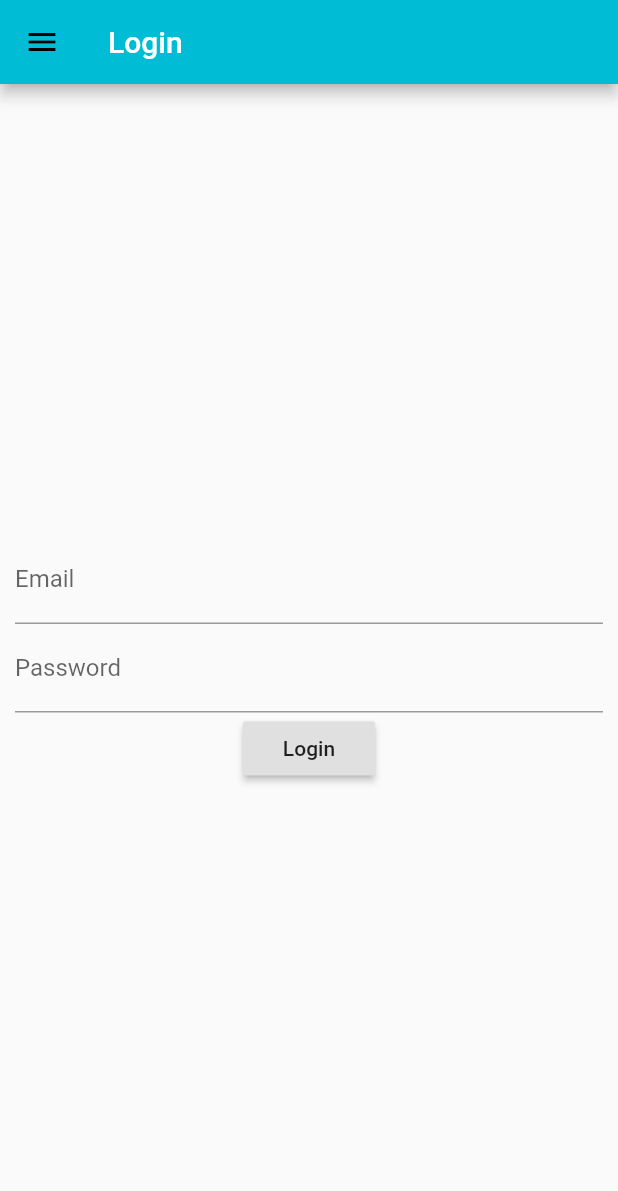
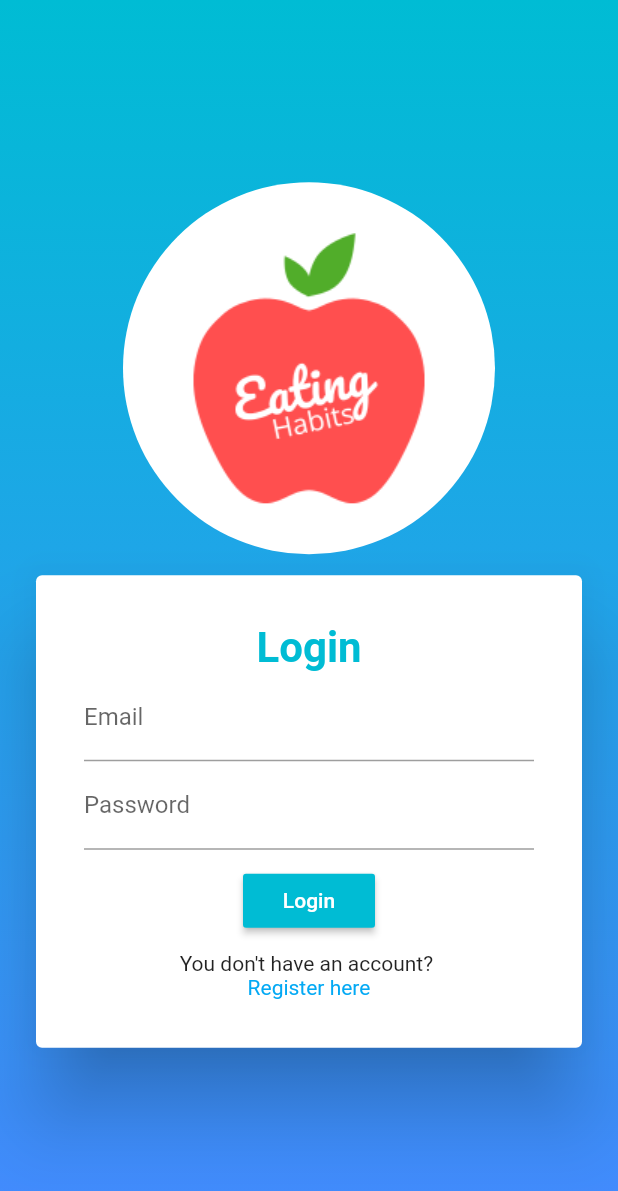
Before and after one commit to snaksa/eating-habits-mobile, a Flutter app: the screen it shows after launch, on a phone screen of 412 x 824 dp. Shown: the top 1191 px of the screen. Run offline on Flutter 3.47's test engine with Material 2 defaults, Android fonts, the phone set to English and light mode, and no system bars; our stand-ins replace charts_flutter, percent_indicator, shared_preferences.

Commit message:
Add login and register screens

```diff
--- a/lib/main.dart
+++ b/lib/main.dart
@@ -1,14 +1,15 @@
 import 'package:eating_habits_mobile/providers/water-povider.dart';
 import 'package:eating_habits_mobile/providers/weight-provider.dart';
+import 'package:eating_habits_mobile/screens/register.dart';
 import 'package:eating_habits_mobile/widgets/forms/water-supply-form.dart';
 import 'package:eating_habits_mobile/widgets/forms/weight-form.dart';
 import 'package:flutter/material.dart';
 import 'package:provider/provider.dart';
 
 import 'providers/auth.dart';
-import './widgets/screens/water-supply.dart';
-import './widgets/screens/weight-balance.dart';
-import './widgets/screens/auth.dart';
+import './screens/water-supply/water-supply.dart';
+import './screens/weight-balance.dart';
+import './screens/auth.dart';
 
 void main() => runApp(MyApp());
 
@@ -38,6 +39,17 @@ class MyApp extends StatelessWidget {
         builder: (ctx, auth, _) => MaterialApp(
             title: 'Eating Habits',
             theme: ThemeData(
+              appBarTheme: AppBarTheme(
+                iconTheme: IconThemeData(
+                  color: Colors.white, //change your color here
+                ),
+                textTheme: TextTheme(
+                  headline6: TextStyle(
+                    fontSize: 20,
+                    color: Colors.white,
+                  ),
+                ),
+              ),
               primarySwatch: Colors.cyan,
               accentColor: Colors.cyanAccent,
               textTheme: TextTheme(
@@ -47,7 +59,7 @@ class MyApp extends StatelessWidget {
               ),
             ),
             home: auth.isAuth
-                ? WeightBalanceScreen()
+                ? WaterSupplyScreen()
                 : FutureBuilder(
                     future: auth.tryAutoLogin(),
                     builder: (ctx, authResultSnapshot) =>
@@ -64,6 +76,7 @@ class MyApp extends StatelessWidget {
               WeightForm.routeName: (ctx) => WeightForm(),
               WaterSupplyForm.routeName: (ctx) => WaterSupplyForm(),
               AuthScreen.routeName: (ctx) => AuthScreen(),
+              RegisterScreen.routeName: (ctx) => RegisterScreen(),
             }),
       ),
     );
--- /dev/null
+++ b/lib/screens/auth.dart
@@ -0,0 +1,165 @@
+import 'package:flutter/material.dart';
+import 'package:provider/provider.dart';
+
+import 'register.dart';
+import 'water-supply/water-supply.dart';
+import '../exceptions/http_exception.dart';
+import '../providers/auth.dart';
+import '../widgets/drawer.dart';
+import '../widgets/dialog.dart' as CustomDialog;
+
+class AuthScreen extends StatefulWidget {
+  static const String routeName = '/login';
+
+  @override
+  _AuthScreenState createState() => _AuthScreenState();
+}
+
+class _AuthScreenState extends State<AuthScreen> {
+  final _formKey = GlobalKey<FormState>();
+
+  Map<String, String> _authData = {
+    'email': '',
+    'password': '',
+  };
+
+  void _showErrorDialog(String message) {
+    CustomDialog.Dialog('An Error Occurred!', message).show(context);
+  }
+
+  void _submit() async {
+    if (!_formKey.currentState.validate()) {
+      return;
+    }
+    _formKey.currentState.save();
+
+    try {
+      await Provider.of<Auth>(context, listen: false).login(
+        _authData['email'],
+        _authData['password'],
+      );
+
+      Navigator.of(context).pushReplacementNamed(WaterSupplyScreen.routeName);
+    } on HttpException catch (error) {
+      _showErrorDialog(error.message);
+    } catch (error) {
+      const errorMessage =
+          'Could not authenticate you. Please try again later.';
+      _showErrorDialog(errorMessage);
+    }
+  }
+
+  @override
+  Widget build(BuildContext context) {
+    return Scaffold(
+      drawer: AppDrawer(),
+      body: Container(
+        decoration: BoxDecoration(
+          gradient: LinearGradient(
+            begin: Alignment.topCenter,
+            end: Alignment.bottomCenter,
+            colors: [Theme.of(context).primaryColor, Colors.blueAccent],
+          ),
+        ),
+        child: Center(
+          child: Padding(
+            padding: const EdgeInsets.only(
+              top: 0,
+              left: 20,
+              right: 20,
+              bottom: 0,
+            ),
+            child: SingleChildScrollView(
+              child: Column(
+                mainAxisAlignment: MainAxisAlignment.center,
+                children: <Widget>[
+                  Container(
+                      margin: EdgeInsets.only(bottom: 10),
+                      decoration: BoxDecoration(
+                          borderRadius: BorderRadius.circular(200),
+                          color: Colors.white),
+                      child: Padding(
+                        padding: const EdgeInsets.all(24),
+                        child: Image.asset('assets/images/logo.png'),
+                      )),
+                  Card(
+                    elevation: 24,
+                    child: Padding(
+                      padding: const EdgeInsets.all(32.0),
+                      child: Column(
+                        children: <Widget>[
+                          Text(
+                            'Login',
+                            style: TextStyle(
+                              fontWeight: FontWeight.bold,
+                              fontSize: 28,
+                              color: Theme.of(context).primaryColor,
+                            ),
+                          ),
+                          Form(
+                            key: _formKey,
+                            child: Column(
+                              children: <Widget>[
+                                TextFormField(
+                                  decoration:
+                                      InputDecoration(labelText: 'Email'),
+                                  keyboardType: TextInputType.emailAddress,
+                                  validator: (value) {
+                                    if (value.isEmpty || !value.contains('@')) {
+                                      return 'Invalid email!';
+                                    }
+
+                                    return null;
+                                  },
+                                  onSaved: (value) {
+                                    _authData['email'] = value;
+                                  },
+                                ),
+                                TextFormField(
+                                  decoration:
+                                      InputDecoration(labelText: 'Password'),
+                                  obscureText: true,
+                                  onSaved: (value) {
+                                    _authData['password'] = value;
+                                  },
+                                ),
+                                SizedBox(
+                                  height: 10,
+                                ),
+                                RaisedButton(
+                                  onPressed: _submit,
+                                  child: Text(
+                                    'Login',
+                                    style: TextStyle(color: Colors.white),
+                                  ),
+                                  color: Colors.cyan,
+                                ),
+                                SizedBox(
+                                  height: 10,
+                                ),
+                                Text("You don't have an account? "),
+                                GestureDetector(
+                                  child: Text(
+                                    "Register here",
+                                    style: TextStyle(color: Colors.lightBlue),
+                                  ),
+                                  onTap: () {
+                                    Navigator.of(context).pushReplacementNamed(RegisterScreen.routeName);
+                                  },
+                                ),
+                              ],
+                            ),
+                          ),
+                        ],
+                      ),
+                    ),
+                  ),
+                ],
+              ),
+            ),
+          ),
+        ),
+      ),
+    );
+  }
+}
--- a/lib/widgets/screens/water-supply-daily-stats.dart
+++ b/lib/screens/water-supply/water-supply-daily-stats.dart
@@ -2,8 +2,8 @@ import 'package:flutter/material.dart';
 import 'package:intl/intl.dart';
 import 'package:provider/provider.dart';
 
+import '../auth.dart';
 import '../../providers/water-povider.dart';
-import '../../widgets/screens/auth.dart';
 import '../../widgets/charts/water-supply-chart.dart';
 import '../../widgets/dialog.dart' as dialog;
 import '../../widgets/water-daily-summary.dart';
@@ -68,14 +68,14 @@ class _WaterSupplyStatsScreenState extends State<WaterSupplyStatsScreen> {
               : Column(
                   children: <Widget>[
                     Container(
-                      height: constraints.maxHeight * 0.4,
+                      height: constraints.maxHeight * (constraints.maxHeight < 600 ? 0.5 : 0.4),
                       child: Padding(
                         padding: const EdgeInsets.only(top: 16),
                         child: WaterSupplyChart(provider.all),
                       ),
                     ),
                     Container(
-                      height: constraints.maxHeight * 0.6,
+                      height: constraints.maxHeight * (constraints.maxHeight < 500 ? 0.5 : 0.6),
                       child: ListView.builder(
                         itemCount: provider.all.length,
                         itemBuilder: (BuildContext ctx, int index) {
--- a/lib/widgets/dialog.dart
+++ b/lib/widgets/dialog.dart
@@ -16,7 +16,6 @@ class Dialog {
         },
       )
     ];
-
 
     if (this._actions != null) {
       actions = [];
--- a/lib/widgets/forms/water-supply-form.dart
+++ b/lib/widgets/forms/water-supply-form.dart
@@ -3,10 +3,10 @@ import 'package:flutter/material.dart';
 import 'package:intl/intl.dart';
 import 'package:provider/provider.dart';
 
+import '../../screens/auth.dart';
 import '../../models/water.dart';
 import '../../providers/water-povider.dart';
 import '../../exceptions/http_exception.dart';
-import '../../widgets/screens/auth.dart';
 import '../../widgets/dialog.dart' as dialog;
 
 class WaterSupplyForm extends StatefulWidget {
@@ -140,7 +140,7 @@ class _WaterSupplyFormState extends State<WaterSupplyForm> {
         ),
         actions: <Widget>[
           IconButton(
-            icon: Icon(Icons.save),
+            icon: Icon(Icons.save, color: Colors.white,),
             onPressed: addRecord,
           ),
         ],
--- a/lib/widgets/forms/weight-form.dart
+++ b/lib/widgets/forms/weight-form.dart
@@ -1,8 +1,8 @@
-import 'package:eating_habits_mobile/widgets/screens/auth.dart';
 import 'package:flutter/material.dart';
 import 'package:intl/intl.dart';
 import 'package:provider/provider.dart';
 
+import '../../screens/auth.dart';
 import '../../exceptions/http_exception.dart';
 import '../../models/weight.dart';
 import '../../providers/weight-provider.dart';
@@ -89,7 +89,7 @@
         ),
         actions: <Widget>[
           IconButton(
-            icon: Icon(Icons.save),
+            icon: Icon(Icons.save, color: Colors.white,),
             onPressed: addRecord,
           ),
         ],
--- a/lib/widgets/screens/auth.dart
+++ /dev/null
@@ -1,109 +0,0 @@
-import 'package:flutter/material.dart';
-import 'package:provider/provider.dart';
-
-import '../../exceptions/http_exception.dart';
-import '../../providers/auth.dart';
-import '../../widgets/drawer.dart';
-import '../../widgets/screens/weight-balance.dart';
-import '../../widgets/dialog.dart' as CustomDialog;
-
-class AuthScreen extends StatefulWidget {
-  static const String routeName = '/login';
-
-  @override
-  _AuthScreenState createState() => _AuthScreenState();
-}
-
-class _AuthScreenState extends State<AuthScreen> {
-  final _formKey = GlobalKey<FormState>();
-
-  Map<String, String> _authData = {
-    'email': '',
-    'password': '',
-  };
-
-  void _showErrorDialog(String message) {
-    CustomDialog.Dialog('An Error Occurred!', message).show(context);
-  }
-
-  void _submit() async {
-    if (!_formKey.currentState.validate()) {
-      return;
-    }
-    _formKey.currentState.save();
-
-    try {
-      await Provider.of<Auth>(context, listen: false).login(
-        _authData['email'],
-        _authData['password'],
-      );
-
-      Navigator.of(context).pushReplacementNamed(WeightBalanceScreen.routeName);
-    } on HttpException catch (error) {
-      _showErrorDialog(error.message);
-    } catch (error) {
-      const errorMessage =
-          'Could not authenticate you. Please try again later.';
-      _showErrorDialog(errorMessage);
-    }
-  }
-
-  @override
-  Widget build(BuildContext context) {
-    final appBar = AppBar(
-      title: Text(
-        'Login',
-        style: TextStyle(color: Colors.white),
-      ),
-    );
-
-    return Scaffold(
-      appBar: appBar,
-      drawer: AppDrawer(),
-      body: Center(
-        child: Padding(
-          padding: const EdgeInsets.only(
-            top: 0,
-            left: 10,
-            right: 10,
-            bottom: 0,
-          ),
-          child: SingleChildScrollView(
-            child: Form(
-              key: _formKey,
-              child: Column(
-                children: <Widget>[
-                  TextFormField(
-                    decoration: InputDecoration(labelText: 'Email'),
-                    keyboardType: TextInputType.emailAddress,
-                    validator: (value) {
-                      if (value.isEmpty || !value.contains('@')) {
-                        return 'Invalid email!';
-                      }
-
-                      return null;
-                    },
-                    onSaved: (value) {
-                      _authData['email'] = value;
-                    },
-                  ),
-                  TextFormField(
-                    decoration: InputDecoration(labelText: 'Password'),
-                    obscureText: true,
-                    onSaved: (value) {
-                      _authData['password'] = value;
-                    },
-                  ),
-                  RaisedButton(
-                    onPressed: _submit,
-                    child: Text('Login'),
-                  )
-                ],
-              ),
-            ),
-          ),
-        ),
-      ),
-    );
-  }
-}
```
Also changed, not shown: lib/providers/auth.dart (+48 -4 lines), lib/screens/register.dart (added, +183 -0 lines), lib/screens/water-supply/water-supply-daily.dart (renamed from lib/widgets/screens/water-supply-daily.dart, +5 -9 lines), lib/screens/water-supply/water-supply.dart (renamed from lib/widgets/screens/water-supply.dart, +20 -14 lines), lib/screens/weight-balance.dart (renamed from lib/widgets/screens/weight-balance.dart, +17 -21 lines), lib/widgets/drawer.dart (+9 -5 lines), assets/images/logo.png (added).
